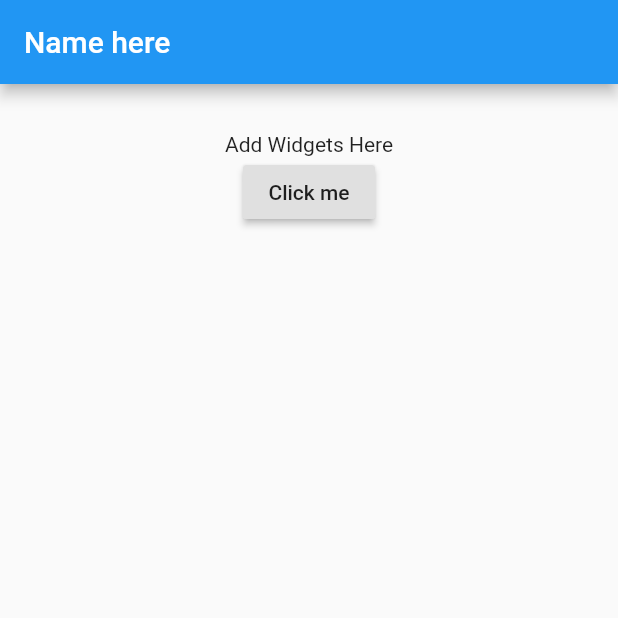
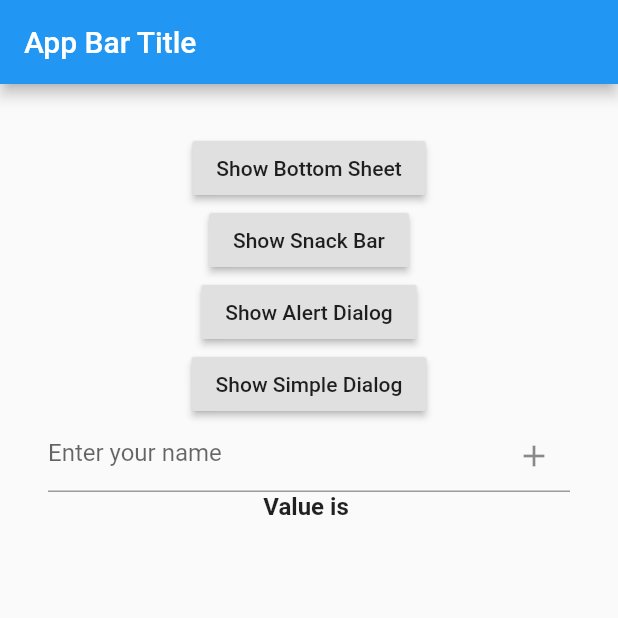
Before and after one commit to hafizhfr/Flutter-Notification, a Flutter app: the screen it shows after launch, on a phone screen of 412 x 824 dp, the top half of it. Run offline on Flutter 3.47's test engine with Material 2 defaults, Android fonts, the phone set to English and light mode, and no system bars.

Commit message:
notification examples, textfield with snack bar

```diff
--- a/lib/main.dart
+++ b/lib/main.dart
@@ -1,4 +1,5 @@
 import 'package:flutter/material.dart';
+import 'dart:async';
 
 void main() {
   runApp(new MaterialApp(
@@ -11,43 +12,133 @@ class MyApp extends StatefulWidget {
   _State createState() => new _State();
 }
 
+enum Options { YES, NO }
+
 class _State extends State<MyApp> {
+  String _value = '';
+
+  void _setValue(String value) => setState(() => _value = value);
+
+  Future _askUser() async {
+    switch (await showDialog(
+        context: context,
+        child: new SimpleDialog(
+          title: new Text('Simple Dialog Message'),
+          children: <Widget>[
+            new SimpleDialogOption(
+              child: new Text('YES'),
+              onPressed: () {
+                Navigator.pop(context, Options.YES);
+              },
+            ),
+            new SimpleDialogOption(
+              child: new Text('NO'),
+              onPressed: () {
+                Navigator.pop(context, Options.NO);
+              },
+            )
+          ],
+        ))) {
+      case Options.YES:
+        _setValue('YES');
+        break;
+      case Options.NO:
+        _setValue('NO');
+        break;
+    }
+  }
 
   void _showBottom() {
     showModalBottomSheet<void>(
         context: context,
         builder: (BuildContext context) {
           return new Container(
-          padding: new EdgeInsets.all(15.0),
-          child: new Row(
-            mainAxisAlignment:  MainAxisAlignment.center,
+            padding: new EdgeInsets.all(2.0),
+            child: new Column(
+              mainAxisAlignment: MainAxisAlignment.center,
               children: <Widget>[
-              new Text('Some info here', style: new TextStyle(color: Colors.red, fontWeight: FontWeight.bold),),
-              new RaisedButton(onPressed: () => Navigator.pop(context), child: new Text('Close'),)
+                new Text(
+                  'Bottom Sheet Info',
+                  style: new TextStyle(
+                      color: Colors.blue, fontWeight: FontWeight.bold),
+                ),
+                new RaisedButton(
+                  onPressed: () => Navigator.pop(context),
+                  child: new Text('Close'),
+                ),
               ],
             ),
           );
+        });
   }
-    );
+
+  final GlobalKey<ScaffoldState> _scaffoldState =
+      new GlobalKey<ScaffoldState>();
+
+  void _showBar(String message) {
+    //show snack bar
+    _scaffoldState.currentState
+        .showSnackBar(new SnackBar(content: new Text(message)));
+  }
+
+  Future _showAlert(BuildContext context, String message) async {
+    return showDialog(
+        context: context,
+        child: new AlertDialog(
+          title: new Text(message),
+          actions: <Widget>[
+            new FlatButton(
+                onPressed: () => Navigator.pop(context), child: new Text('OK'))
+          ],
+        ));
+  }
+
+  void _onChanged(String value) {
+    setState(() {
+      _value = value;
+    });
   }
 
   @override
   Widget build(BuildContext context) {
     return new Scaffold(
+      key: _scaffoldState,
       appBar: new AppBar(
-        title: new Text('Name here'),
+        title: new Text('App Bar Title'),
       ),
       body: new Container(
           padding: new EdgeInsets.all(32.0),
           child: new Center(
             child: new Column(
               children: <Widget>[
-              new Text('Add Widgets Here'),
-              new RaisedButton(onPressed: _showBottom, child: new Text('Click me'),)
+                new RaisedButton(
+                  onPressed: _showBottom,
+                  child: new Text('Show Bottom Sheet'),
+                ),
+                new RaisedButton(
+                  onPressed: () => _showBar('Snack Bar Message'),
+                  child: new Text('Show Snack Bar'),
+                ),
+                new RaisedButton(
+                  onPressed: () => _showAlert(context, 'Alert Dialog Message'),
+                  child: new Text('Show Alert Dialog'),
+                ),
+                new RaisedButton(
+                  onPressed: _askUser,
+                  child: new Text('Show Simple Dialog'),
+                ),
+
+                new TextField(
+                  onChanged: _onChanged,
+                  decoration: InputDecoration(
+                      hintText: 'Enter your name',
+                      suffixIcon:
+                          IconButton(onPressed: () => _showBar(_value), icon: Icon(Icons.add),)),
+                ),
+                new Text('Value is $_value', style: new TextStyle(fontWeight: FontWeight.bold, fontSize: 16.0),),
               ],
             ),
-        )
-      ),
+          )),
     );
   }
 }
```
Also changed, not shown: pubspec.lock, 2 other files. Lines whose indentation alone changed are shown as unchanged.
